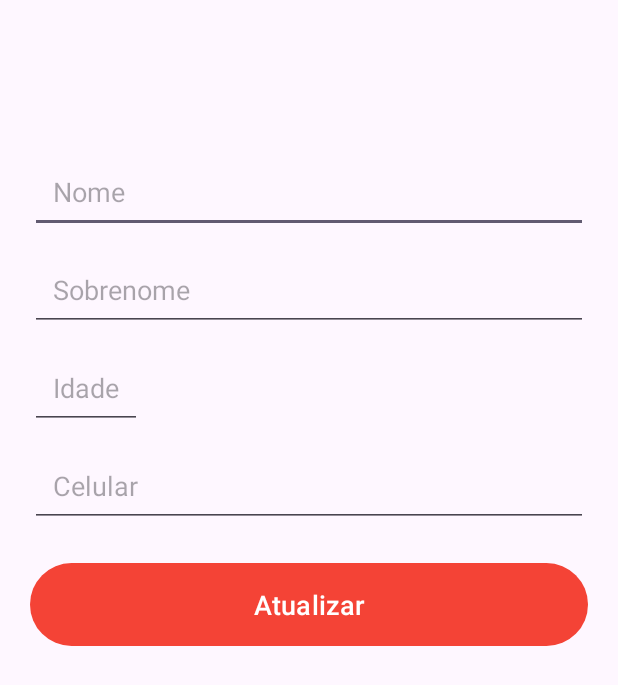
After one commit to VitorPgms/AgendaDeContato, an Android app: the AtualizarContato screen opened directly, with no data from a screen before it, on a phone screen of 412 x 824 dp. The commit adds this screen. Shown: the top 685 px of the screen. Run offline under Robolectric (Android 15) with nearby library versions, the phone set to English and light mode, and no system bars; 1 statement that could not run was skipped.

Commit message:
Adicionando dados no banco de dados e atualizando

```diff
--- a/app/src/main/AndroidManifest.xml
+++ b/app/src/main/AndroidManifest.xml
@@ -13,7 +13,10 @@
         android:theme="@style/Theme.AgendaDeContato"
         tools:targetApi="31">
         <activity
-            android:name=".CadastrarUsuario"
+            android:name=".view.AtualizarContato"
+            android:exported="false" />
+        <activity
+            android:name=".view.CadastrarUsuario"
             android:exported="false" />
         <activity
             android:name=".MainActivity"
--- a/app/src/main/java/com/vitordepaula/agendadecontato/dao/UsuarioDao.kt
+++ b/app/src/main/java/com/vitordepaula/agendadecontato/dao/UsuarioDao.kt
@@ -2,6 +2,7 @@ package com.vitordepaula.agendadecontato.dao
 
 import androidx.room.Dao
 import androidx.room.Insert
+import androidx.room.Query
 import com.vitordepaula.agendadecontato.model.Usuario
 
 @Dao
@@ -9,4 +10,11 @@ interface UsuarioDao {
 
     @Insert
     fun inserir(listaUsuarios: MutableList<Usuario>)
+
+    @Query("SELECT * FROM tabela_usuarios ORDER BY nome ASC")
+    fun get(): MutableList<Usuario>
+
+    @Query("UPDATE tabela_usuarios SET nome = :novoNome, sobrenome = :novoSobrenome, idade = :novaIdade, celular = :novoCelular " +
+            "WHERE uid = :id")
+    fun atualizar(id: Int, novoNome: String, novoSobrenome: String, novaIdade: String, novoCelular: String)
 }
--- /dev/null
+++ b/app/src/main/java/com/vitordepaula/agendadecontato/view/AtualizarContato.kt
@@ -0,0 +1,82 @@
+package com.vitordepaula.agendadecontato.view
+
+import android.os.Bundle
+import android.widget.Toast
+import androidx.activity.enableEdgeToEdge
+import androidx.appcompat.app.AppCompatActivity
+import androidx.core.view.ViewCompat
+import androidx.core.view.WindowInsetsCompat
+import com.vitordepaula.agendadecontato.AppDatabase
+import com.vitordepaula.agendadecontato.R
+import com.vitordepaula.agendadecontato.dao.UsuarioDao
+import com.vitordepaula.agendadecontato.databinding.ActivityAtualizarContatoBinding
+import kotlinx.coroutines.CoroutineScope
+import kotlinx.coroutines.Dispatchers
+import kotlinx.coroutines.launch
+import kotlinx.coroutines.withContext
+
+class AtualizarContato : AppCompatActivity() {
+
+    private lateinit var binding: ActivityAtualizarContatoBinding
+    private lateinit var usuarioDao: UsuarioDao
+
+    override fun onCreate(savedInstanceState: Bundle?) {
+        super.onCreate(savedInstanceState)
+        binding = ActivityAtualizarContatoBinding.inflate(layoutInflater)
+        enableEdgeToEdge()
+        setContentView(binding.root)
+        ViewCompat.setOnApplyWindowInsetsListener(findViewById(R.id.main)) { v, insets ->
+            val systemBars = insets.getInsets(WindowInsetsCompat.Type.systemBars())
+            v.setPadding(systemBars.left, systemBars.top, systemBars.right, systemBars.bottom)
+            insets
+        }
+
+        val nomeRecuperado = intent.extras?.getString("nome")
+        val sobrenomeRecuperado = intent.extras?.getString("sobrenome")
+        val idadeRecuperado = intent.extras?.getString("idade")
+        val celularRecuperado = intent.extras?.getString("celular")
+        val uid = intent.extras!!.getInt("uid")
+
+        binding.editNome.setText(nomeRecuperado)
+        binding.editSobrenome.setText(sobrenomeRecuperado)
+        binding.editIdade.setText(idadeRecuperado)
+        binding.editCelular.setText(celularRecuperado)
+
+        binding.btnAtualizar.setOnClickListener {
+
+            CoroutineScope(Dispatchers.IO).launch {
+
+                val nome = binding.editNome.text.toString()
+                val sobrenome = binding.editSobrenome.text.toString()
+                val idade = binding.editIdade.text.toString()
+                val celular = binding.editCelular.text.toString()
+
+                val mensagem: Boolean
+
+
+                if(nome.isEmpty() || sobrenome.isEmpty() || idade.isEmpty() || celular.isEmpty()) {
+                    mensagem = false
+                } else {
+                    mensagem = true
+                    atualizarContato(uid, nome, sobrenome, idade, celular)
+                }
+
+                withContext(Dispatchers.Main){
+                    if (mensagem){
+                        Toast.makeText(applicationContext, "Sucesso ao atualizar usuario!", Toast.LENGTH_SHORT).show()
+                        finish()
+                    } else {
+                        Toast.makeText(applicationContext, "Preencha todos os campos", Toast.LENGTH_SHORT).show()
+                    }
+                }
+            }
+
+        }
+
+    }
+
+    private fun atualizarContato(uid: Int, nome: String, sobrenome: String, idade: String, celular: String){
+        usuarioDao = AppDatabase.getIntance(this).usuarioDao()
+        usuarioDao.atualizar(uid, nome, sobrenome, idade, celular)
+    }
+}
--- a/app/src/main/java/com/vitordepaula/agendadecontato/CadastrarUsuario.kt
+++ b/app/src/main/java/com/vitordepaula/agendadecontato/view/CadastrarUsuario.kt
@@ -1,4 +1,4 @@
-package com.vitordepaula.agendadecontato
+package com.vitordepaula.agendadecontato.view
 
 import android.os.Bundle
 import android.widget.Toast
@@ -6,6 +6,8 @@ import androidx.activity.enableEdgeToEdge
 import androidx.appcompat.app.AppCompatActivity
 import androidx.core.view.ViewCompat
 import androidx.core.view.WindowInsetsCompat
+import com.vitordepaula.agendadecontato.AppDatabase
+import com.vitordepaula.agendadecontato.R
 import com.vitordepaula.agendadecontato.dao.UsuarioDao
 import com.vitordepaula.agendadecontato.databinding.ActivityCadastrarUsuarioBinding
 import com.vitordepaula.agendadecontato.model.Usuario
--- /dev/null
+++ b/app/src/main/res/drawable/ic_delete.xml
@@ -0,0 +1,5 @@
+<vector xmlns:android="http://schemas.android.com/apk/res/android" android:height="24dp" android:tint="#FB0505" android:viewportHeight="24" android:viewportWidth="24" android:width="24dp">
+
+    <path android:fillColor="@android:color/white" android:pathData="M6,19c0,1.1 0.9,2 2,2h8c1.1,0 2,-0.9 2,-2V7H6v12zM19,4h-3.5l-1,-1h-5l-1,1H5v2h14V4z"/>
+
+</vector>
--- /dev/null
+++ b/app/src/main/res/drawable/ic_edit.xml
@@ -0,0 +1,5 @@
+<vector xmlns:android="http://schemas.android.com/apk/res/android" android:height="24dp" android:tint="#000000" android:viewportHeight="24" android:viewportWidth="24" android:width="24dp">
+
+    <path android:fillColor="@android:color/white" android:pathData="M3,17.25V21h3.75L17.81,9.94l-3.75,-3.75L3,17.25zM20.71,7.04c0.39,-0.39 0.39,-1.02 0,-1.41l-2.34,-2.34c-0.39,-0.39 -1.02,-0.39 -1.41,0l-1.83,1.83 3.75,3.75 1.83,-1.83z"/>
+
+</vector>
--- /dev/null
+++ b/app/src/main/res/layout/activity_atualizar_contato.xml
@@ -0,0 +1,81 @@
+<?xml version="1.0" encoding="utf-8"?>
+
+<ScrollView
+    android:layout_width="match_parent"
+    android:layout_height="match_parent"
+    android:fillViewport="true"
+    xmlns:android="http://schemas.android.com/apk/res/android">
+
+    <LinearLayout
+        xmlns:tools="http://schemas.android.com/tools"
+        android:id="@+id/main"
+        android:layout_width="match_parent"
+        android:layout_height="wrap_content"
+        android:orientation="vertical"
+        tools:context=".view.AtualizarContato">
+
+
+        <EditText
+            android:id="@+id/editNome"
+            android:layout_width="match_parent"
+            android:layout_height="wrap_content"
+            android:hint="Nome"
+            android:inputType="text"
+            android:maxLines="1"
+            android:padding="15dp"
+            android:layout_marginTop="100dp"
+            android:layout_marginStart="20dp"
+            android:layout_marginEnd="20dp"/>
+
+        <EditText
+            android:id="@+id/editSobrenome"
+            android:layout_width="match_parent"
+            android:layout_height="wrap_content"
+            android:hint="Sobrenome"
+            android:inputType="text"
+            android:maxLines="1"
+            android:padding="15dp"
+            android:layout_marginTop="10dp"
+            android:layout_marginStart="20dp"
+            android:layout_marginEnd="20dp"/>
+
+        <EditText
+            android:id="@+id/editIdade"
+            android:layout_width="wrap_content"
+            android:layout_height="wrap_content"
+            android:hint="Idade"
+            android:inputType="number"
+            android:maxLength="3"
+            android:padding="15dp"
+            android:layout_marginTop="10dp"
+            android:layout_marginStart="20dp"
+            android:layout_marginEnd="20dp"
+            android:gravity="center"/>
+
+        <EditText
+            android:id="@+id/editCelular"
+            android:layout_width="match_parent"
+            android:layout_height="wrap_content"
+            android:hint="Celular"
+            android:inputType="number"
+            android:maxLength="15"
+            android:padding="15dp"
+            android:layout_marginTop="10dp"
+            android:layout_marginStart="20dp"
+            android:layout_marginEnd="20dp"/>
+
+        <Button
+            android:id="@+id/btnAtualizar"
+            android:layout_width="match_parent"
+            android:layout_height="wrap_content"
+            android:text="Atualizar"
+            android:textSize="18sp"
+            android:textColor="@color/white"
+            android:padding="15dp"
+            android:layout_margin="20dp"/>
+
+
+
+    </LinearLayout>
+
+</ScrollView>
--- a/app/src/main/res/layout/activity_cadastrar_usuario.xml
+++ b/app/src/main/res/layout/activity_cadastrar_usuario.xml
@@ -12,7 +12,7 @@
     android:layout_width="match_parent"
     android:layout_height="wrap_content"
     android:orientation="vertical"
-    tools:context=".CadastrarUsuario">
+    tools:context=".view.CadastrarUsuario">
 
 
     <EditText
```
Also changed, not shown: app/src/main/java/com/vitordepaula/agendadecontato/MainActivity.kt (+66 -0 lines), app/src/main/java/com/vitordepaula/agendadecontato/adapter/ContatoAdapter.kt (added, +54 -0 lines), app/src/main/res/layout/contato_item.xml (added, +76 -0 lines).
